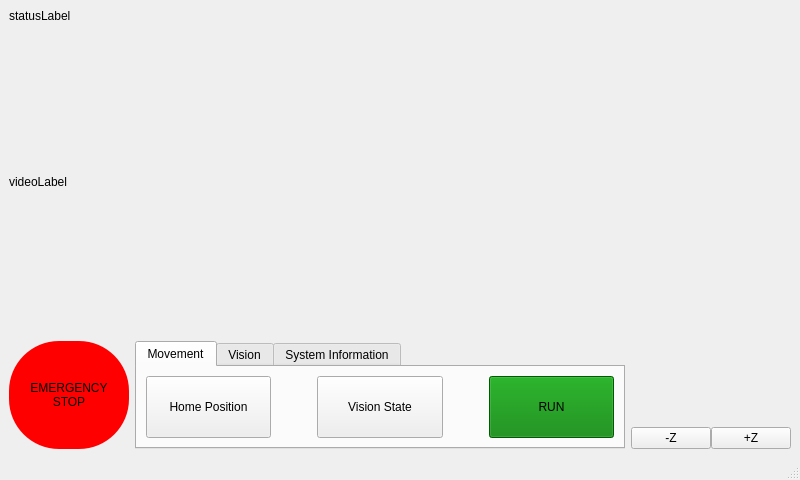
Above: Vattenfall_ws/src/user_interface/user_interface/P5_GUI.ui from jens1906/Robotteknologi-5.-semester before the change. Below: the same form after it.
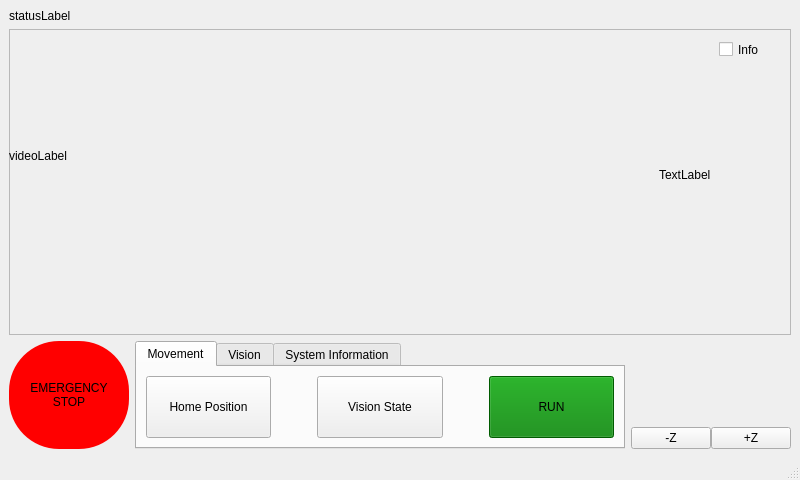
That is the form after the change. Custom widgets are drawn as their Qt base class.

What changed in the file:
```diff
--- a/Vattenfall_ws/src/user_interface/user_interface/P5_GUI.ui
+++ b/Vattenfall_ws/src/user_interface/user_interface/P5_GUI.ui
@@ -29,25 +29,118 @@
      </widget>
     </item>
     <item>
-     <widget class="QLabel" name="videoLabel">
+     <widget class="QFrame" name="frame_2">
       <property name="sizePolicy">
        <sizepolicy hsizetype="Expanding" vsizetype="Expanding">
         <horstretch>0</horstretch>
         <verstretch>0</verstretch>
        </sizepolicy>
       </property>
-      <property name="mouseTracking">
-       <bool>true</bool>
+      <property name="frameShape">
+       <enum>QFrame::Shape::StyledPanel</enum>
       </property>
-      <property name="tabletTracking">
-       <bool>false</bool>
+      <property name="frameShadow">
+       <enum>QFrame::Shadow::Raised</enum>
       </property>
-      <property name="focusPolicy">
-       <enum>Qt::FocusPolicy::StrongFocus</enum>
-      </property>
-      <property name="text">
-       <string>videoLabel</string>
-      </property>
+      <widget class="QLabel" name="videoLabel">
+       <property name="geometry">
+        <rect>
+         <x>0</x>
+         <y>7</y>
+         <width>782</width>
+         <height>241</height>
+        </rect>
+       </property>
+       <property name="sizePolicy">
+        <sizepolicy hsizetype="Expanding" vsizetype="Expanding">
+         <horstretch>0</horstretch>
+         <verstretch>0</verstretch>
+        </sizepolicy>
+       </property>
+       <property name="mouseTracking">
+        <bool>true</bool>
+       </property>
+       <property name="tabletTracking">
+        <bool>false</bool>
+       </property>
+       <property name="focusPolicy">
+        <enum>Qt::FocusPolicy::StrongFocus</enum>
+       </property>
+       <property name="text">
+        <string>videoLabel</string>
+       </property>
+      </widget>
+      <widget class="QStackedWidget" name="stackedWidget_Info">
+       <property name="geometry">
+        <rect>
+         <x>650</x>
+         <y>40</y>
+         <width>131</width>
+         <height>211</height>
+        </rect>
+       </property>
+       <property name="currentIndex">
+        <number>0</number>
+       </property>
+       <widget class="QWidget" name="Info_Movement">
+        <widget class="QLabel" name="Info_Movement_Label">
+         <property name="geometry">
+          <rect>
+           <x>0</x>
+           <y>0</y>
+           <width>131</width>
+           <height>211</height>
+          </rect>
+         </property>
+         <property name="text">
+          <string>TextLabel</string>
+         </property>
+        </widget>
+       </widget>
+       <widget class="QWidget" name="Info_Vision">
+        <widget class="QLabel" name="Info_Vision_Label">
+         <property name="geometry">
+          <rect>
+           <x>0</x>
+           <y>0</y>
+           <width>131</width>
+           <height>211</height>
+          </rect>
+         </property>
+         <property name="text">
+          <string>TextLabel</string>
+         </property>
+        </widget>
+       </widget>
+       <widget class="QWidget" name="Info_System">
+        <widget class="QLabel" name="Info_System_Label">
+         <property name="geometry">
+          <rect>
+           <x>0</x>
+           <y>0</y>
+           <width>131</width>
+           <height>211</height>
+          </rect>
+         </property>
+         <property name="text">
+          <string>TextLabel</string>
+         </property>
+        </widget>
+       </widget>
+      </widget>
+      <widget class="QCheckBox" name="checkBox">
+       <property name="geometry">
+        <rect>
+         <x>710</x>
+         <y>0</y>
+         <width>71</width>
+         <height>41</height>
+        </rect>
+       </property>
+       <property name="text">
+        <string>Info</string>
+       </property>
+      </widget>
      </widget>
     </item>
     <item>
```
